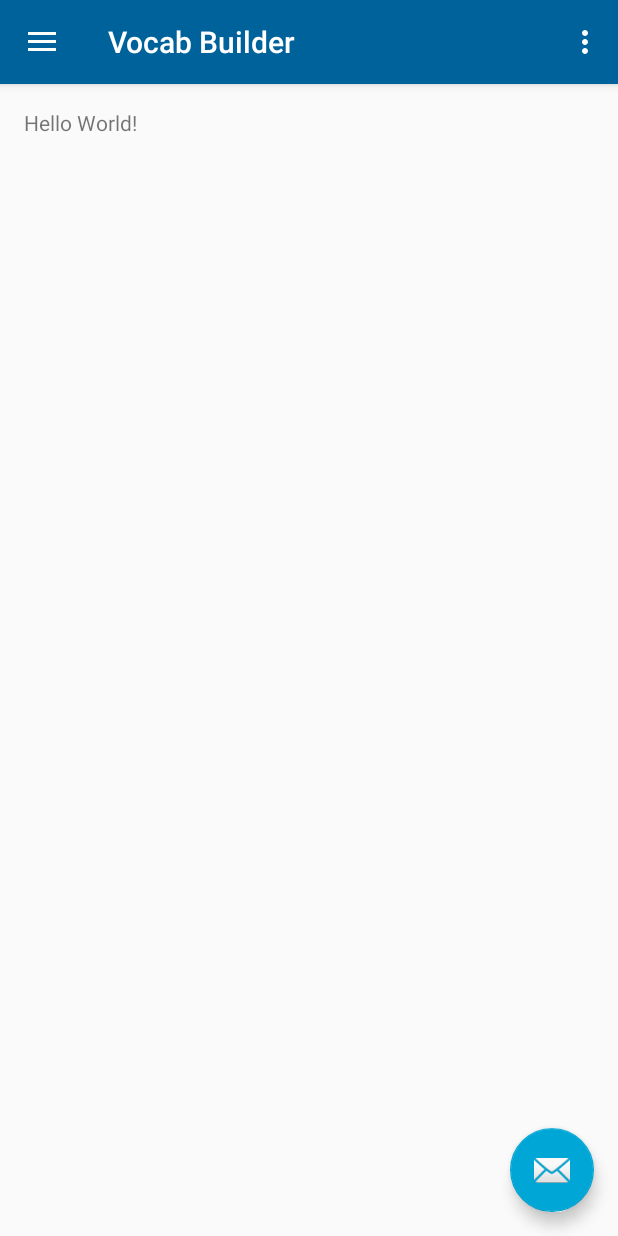
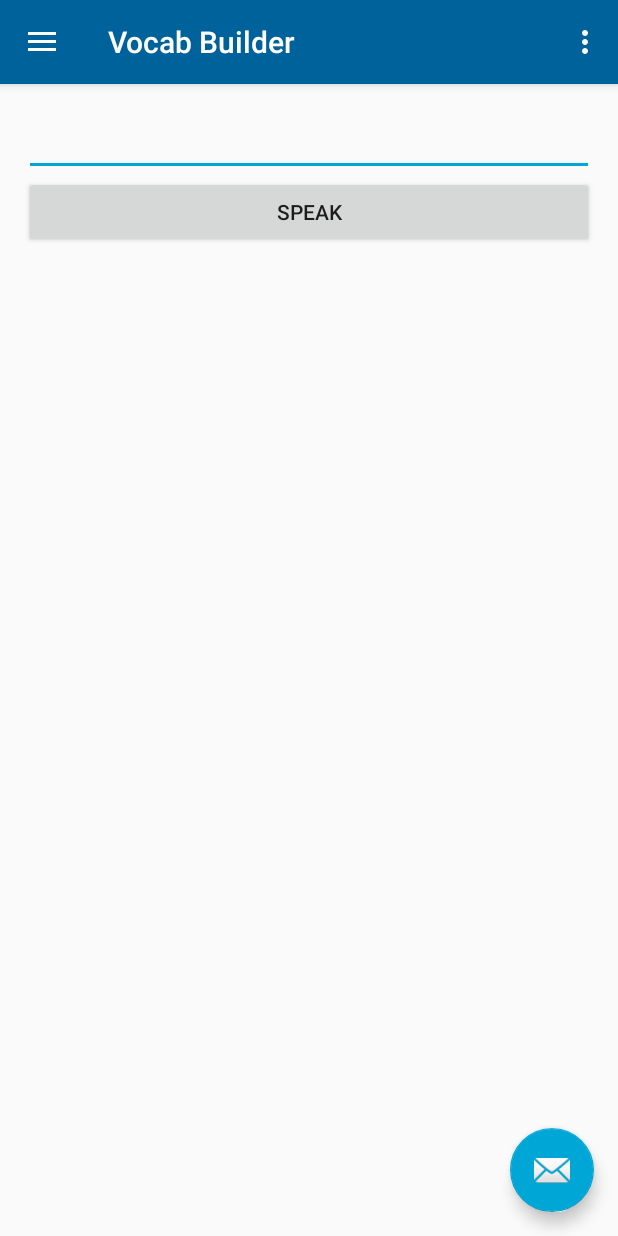
Before and after one commit to abhinav4192/VocabApp, an Android app: the screen it shows after launch (MainActivity), on a phone screen of 412 x 824 dp. Run offline under Robolectric (Android 15) with nearby library versions, the phone set to English and light mode, and no system bars; our stand-ins replace ButterKnife.

Commit message:
Implemented TextToSpeech Engine

```diff
--- a/app/build.gradle
+++ b/app/build.gradle
@@ -25,4 +25,5 @@ dependencies {
     compile 'com.android.support:appcompat-v7:23.1.1'
     compile 'com.android.support:design:23.1.1'
     compile 'com.android.support:support-v4:23.1.1'
+    compile 'com.jakewharton:butterknife:8.1.0'
 }
--- a/app/src/main/java/fightingpit/vocabbuilder/MainActivity.java
+++ b/app/src/main/java/fightingpit/vocabbuilder/MainActivity.java
@@ -1,11 +1,8 @@
 package fightingpit.vocabBuilder;
 
 import android.content.Intent;
-import android.content.SharedPreferences;
 import android.os.Bundle;
-import android.preference.PreferenceManager;
-import android.support.design.widget.FloatingActionButton;
-import android.support.design.widget.Snackbar;
+import android.util.Log;
 import android.view.View;
 import android.support.design.widget.NavigationView;
 import android.support.v4.view.GravityCompat;
@@ -15,23 +12,44 @@ import android.support.v7.app.AppCompatActivity;
 import android.support.v7.widget.Toolbar;
 import android.view.Menu;
 import android.view.MenuItem;
+import android.widget.Button;
+import android.widget.EditText;
 import android.widget.Toast;
 
+import butterknife.ButterKnife;
 import fightingpit.vocabBuilder.Engine.ContextManager;
-import fightingpit.vocabBuilder.Engine.SettingManager;
+import fightingpit.vocabBuilder.Engine.TextToSpeechManager;
 
 public class MainActivity extends AppCompatActivity
         implements NavigationView.OnNavigationItemSelectedListener {
 
-    public static final int MAX_PROGRESS = 4;
+    TextToSpeechManager mTextToSpeechManager;
 
     @Override
     protected void onCreate(Bundle savedInstanceState) {
         super.onCreate(savedInstanceState);
         setContentView(R.layout.activity_main);
+        ButterKnife.bind(this);
 
         ContextManager.setMainActivityContext(this);
         ContextManager.setCurrentActivityContext(this);
+
+        // For TTS testing
+        Button b1 = (Button) findViewById(R.id.test_button);
+        final EditText ed1 = (EditText) findViewById(R.id.test_editext);
+
+        mTextToSpeechManager = new TextToSpeechManager();
+        mTextToSpeechManager.init();
+
+        b1.setOnClickListener(new View.OnClickListener() {
+            @Override
+            public void onClick(View v) {
+                String toSpeak = ed1.getText().toString();
+                Toast.makeText(getApplicationContext(), toSpeak,Toast.LENGTH_SHORT).show();
+
+                mTextToSpeechManager.speak(toSpeak);
+            }
+        });
 
 
 
@@ -48,6 +66,15 @@ public class MainActivity extends AppCompatActivity
         NavigationView navigationView = (NavigationView) findViewById(R.id.nav_view);
         navigationView.setNavigationItemSelectedListener(this);
 
+    }
+
+
+
+    @Override
+    protected void onDestroy() {
+        Log.d("ABG", "on destroy called");
+        mTextToSpeechManager.shutdown();
+        super.onDestroy();
     }
 
     @Override
@@ -110,4 +137,13 @@ public class MainActivity extends AppCompatActivity
         drawer.closeDrawer(GravityCompat.START);
         return true;
     }
+
+    protected void onActivityResult(int requestCode, int resultCode, Intent data) {
+
+        if (requestCode == getResources().getInteger(R.integer.REQ_CODE_ACTION_CHECK_TTS_DATA)) {
+            mTextToSpeechManager.onActivityResult(resultCode,data);
+        }
+    }
+
+
 }
--- a/app/src/main/res/layout/activity_main.xml
+++ b/app/src/main/res/layout/activity_main.xml
@@ -7,6 +7,8 @@
     android:layout_height="match_parent"
     android:fitsSystemWindows="true"
     tools:openDrawer="start">
+
+
 
     <include
         layout="@layout/app_bar_main"
--- a/app/src/main/res/layout/content_main.xml
+++ b/app/src/main/res/layout/content_main.xml
@@ -12,8 +12,19 @@
     tools:context="fightingpit.vocabBuilder.MainActivity"
     tools:showIn="@layout/app_bar_main">
 
-    <TextView
-        android:layout_width="wrap_content"
+    <LinearLayout
+        android:layout_width="match_parent"
         android:layout_height="wrap_content"
-        android:text="Hello World!" />
+        android:orientation="vertical">
+
+    <EditText
+        android:layout_width="match_parent"
+        android:layout_height="wrap_content"
+        android:id="@+id/test_editext"/>
+    <Button
+        android:layout_width="match_parent"
+        android:layout_height="wrap_content"
+        android:text="Speak"
+        android:id="@+id/test_button"/>
+    </LinearLayout>
 </RelativeLayout>
--- a/app/src/main/res/values/integer.xml
+++ b/app/src/main/res/values/integer.xml
@@ -1,5 +1,6 @@
 <?xml version="1.0" encoding="utf-8"?>
 <resources>
     <integer name="MAX_PROGRESS">3</integer>
+    <integer name="REQ_CODE_ACTION_CHECK_TTS_DATA">101</integer>
 
 </resources>
```
Also changed, not shown: app/src/main/java/fightingpit/vocabBuilder/Engine/TextToSpeechManager.java (added, +134 -0 lines), 1 other file.
